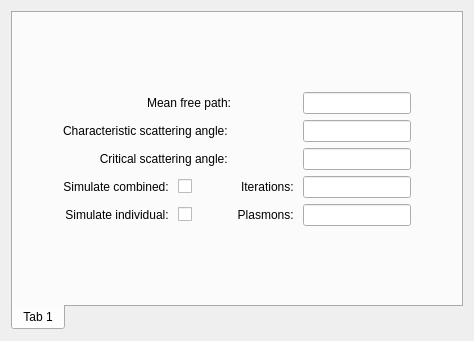
Old version of the form src/gui/dialogs/settings/frames/plasmonsettingsframe.ui in the repository JJPPeters/clTEM.
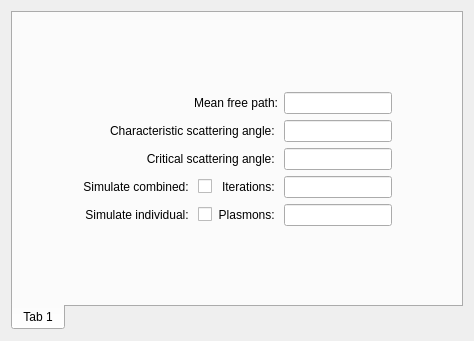
New version of the form. Custom widgets are drawn as their Qt base class.

Commit message: Added to Plasmon class to calculate depths

The edit to the form file:
```diff
--- a/src/gui/dialogs/settings/frames/plasmonsettingsframe.ui
+++ b/src/gui/dialogs/settings/frames/plasmonsettingsframe.ui
@@ -27,22 +27,6 @@
        <string>Tab 1</string>
       </attribute>
       <layout class="QGridLayout" name="gridLayout_2">
-       <item row="2" column="1" colspan="2">
-        <widget class="QLabel" name="lblMultisampling">
-         <property name="sizePolicy">
-          <sizepolicy hsizetype="Preferred" vsizetype="Preferred">
-           <horstretch>0</horstretch>
-           <verstretch>0</verstretch>
-          </sizepolicy>
-         </property>
-         <property name="text">
-          <string>Characteristic scattering angle: </string>
-         </property>
-         <property name="alignment">
-          <set>Qt::AlignRight|Qt::AlignTrailing|Qt::AlignVCenter</set>
-         </property>
-        </widget>
-       </item>
        <item row="4" column="2">
         <widget class="QCheckBox" name="checkBox_2">
          <property name="text">
@@ -90,29 +74,13 @@
         </spacer>
        </item>
        <item row="5" column="4">
-        <widget class="QLineEdit" name="lineEdit_5"/>
-       </item>
-       <item row="1" column="1" colspan="2">
-        <widget class="QLabel" name="lblTheme">
-         <property name="sizePolicy">
-          <sizepolicy hsizetype="Preferred" vsizetype="Preferred">
-           <horstretch>0</horstretch>
-           <verstretch>0</verstretch>
-          </sizepolicy>
-         </property>
-         <property name="text">
-          <string>Mean free path:</string>
-         </property>
-         <property name="alignment">
-          <set>Qt::AlignRight|Qt::AlignTrailing|Qt::AlignVCenter</set>
-         </property>
-        </widget>
+        <widget class="QLineEdit" name="edtIndividualList"/>
        </item>
        <item row="4" column="4">
         <widget class="QLineEdit" name="lineEdit_4"/>
        </item>
        <item row="1" column="4">
-        <widget class="QLineEdit" name="lineEdit"/>
+        <widget class="EditUnitsBox" name="edtMeanFreePath"/>
        </item>
        <item row="5" column="2">
         <widget class="QCheckBox" name="checkBox">
@@ -135,26 +103,10 @@
         </spacer>
        </item>
        <item row="2" column="4">
-        <widget class="QLineEdit" name="lineEdit_2"/>
+        <widget class="EditUnitsBox" name="edtCharacteristicAngle"/>
        </item>
        <item row="3" column="4">
-        <widget class="QLineEdit" name="lineEdit_3"/>
-       </item>
-       <item row="3" column="1" colspan="2">
-        <widget class="QLabel" name="lblMultisampling_2">
-         <property name="sizePolicy">
-          <sizepolicy hsizetype="Preferred" vsizetype="Preferred">
-           <horstretch>0</horstretch>
-           <verstretch>0</verstretch>
-          </sizepolicy>
-         </property>
-         <property name="text">
-          <string>Critical scattering angle: </string>
-         </property>
-         <property name="alignment">
-          <set>Qt::AlignRight|Qt::AlignTrailing|Qt::AlignVCenter</set>
-         </property>
-        </widget>
+        <widget class="EditUnitsBox" name="edtCriticalAngle"/>
        </item>
        <item row="4" column="1">
         <widget class="QLabel" name="lblMultisampling_3">
@@ -172,6 +124,22 @@
          </property>
         </widget>
        </item>
+       <item row="2" column="1" colspan="3">
+        <widget class="QLabel" name="label_3">
+         <property name="sizePolicy">
+          <sizepolicy hsizetype="Preferred" vsizetype="Preferred">
+           <horstretch>0</horstretch>
+           <verstretch>0</verstretch>
+          </sizepolicy>
+         </property>
+         <property name="text">
+          <string>Characteristic scattering angle: </string>
+         </property>
+         <property name="alignment">
+          <set>Qt::AlignRight|Qt::AlignTrailing|Qt::AlignVCenter</set>
+         </property>
+        </widget>
+       </item>
        <item row="5" column="3">
         <widget class="QLabel" name="lblMultisampling_6">
          <property name="sizePolicy">
@@ -188,22 +156,6 @@
          </property>
         </widget>
        </item>
-       <item row="4" column="3">
-        <widget class="QLabel" name="lblMultisampling_5">
-         <property name="sizePolicy">
-          <sizepolicy hsizetype="Preferred" vsizetype="Preferred">
-           <horstretch>0</horstretch>
-           <verstretch>0</verstretch>
-          </sizepolicy>
-         </property>
-         <property name="text">
-          <string>Iterations: </string>
-         </property>
-         <property name="alignment">
-          <set>Qt::AlignRight|Qt::AlignTrailing|Qt::AlignVCenter</set>
-         </property>
-        </widget>
-       </item>
        <item row="5" column="1">
         <widget class="QLabel" name="lblMultisampling_4">
          <property name="sizePolicy">
@@ -220,6 +172,54 @@
          </property>
         </widget>
        </item>
+       <item row="4" column="3">
+        <widget class="QLabel" name="label_7">
+         <property name="sizePolicy">
+          <sizepolicy hsizetype="Preferred" vsizetype="Preferred">
+           <horstretch>0</horstretch>
+           <verstretch>0</verstretch>
+          </sizepolicy>
+         </property>
+         <property name="text">
+          <string>Iterations: </string>
+         </property>
+         <property name="alignment">
+          <set>Qt::AlignRight|Qt::AlignTrailing|Qt::AlignVCenter</set>
+         </property>
+        </widget>
+       </item>
+       <item row="3" column="1" colspan="3">
+        <widget class="QLabel" name="label_4">
+         <property name="sizePolicy">
+          <sizepolicy hsizetype="Preferred" vsizetype="Preferred">
+           <horstretch>0</horstretch>
+           <verstretch>0</verstretch>
+          </sizepolicy>
+         </property>
+         <property name="text">
+          <string>Critical scattering angle: </string>
+         </property>
+         <property name="alignment">
+          <set>Qt::AlignRight|Qt::AlignTrailing|Qt::AlignVCenter</set>
+         </property>
+        </widget>
+       </item>
+       <item row="1" column="1" colspan="3">
+        <widget class="QLabel" name="label_2">
+         <property name="sizePolicy">
+          <sizepolicy hsizetype="Preferred" vsizetype="Preferred">
+           <horstretch>0</horstretch>
+           <verstretch>0</verstretch>
+          </sizepolicy>
+         </property>
+         <property name="text">
+          <string>Mean free path:</string>
+         </property>
+         <property name="alignment">
+          <set>Qt::AlignRight|Qt::AlignTrailing|Qt::AlignVCenter</set>
+         </property>
+        </widget>
+       </item>
       </layout>
      </widget>
     </widget>
@@ -233,6 +233,11 @@
    <header>controls/tabpanel.h</header>
    <container>1</container>
   </customwidget>
+  <customwidget>
+   <class>EditUnitsBox</class>
+   <extends>QLineEdit</extends>
+   <header>controls/editunitsbox.h</header>
+  </customwidget>
  </customwidgets>
  <tabstops>
   <tabstop>tabWidget</tabstop>
```
Left out of the diff: 12 changed lines with no effect on the pictures. The commit also changes 11 other files.
